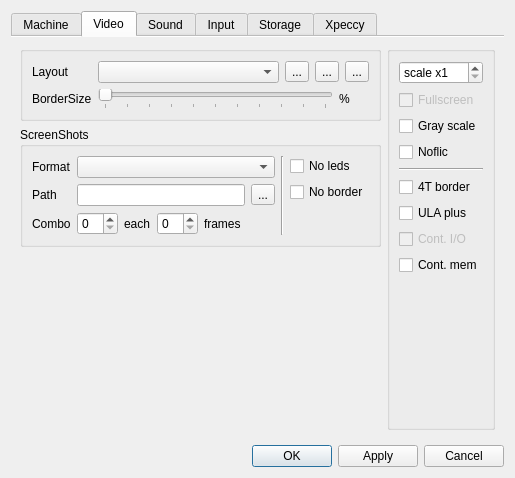
Before: the Qt Designer form ui/setupwin.ui in samstyle/Xpeccy, drawn with Qt 5.
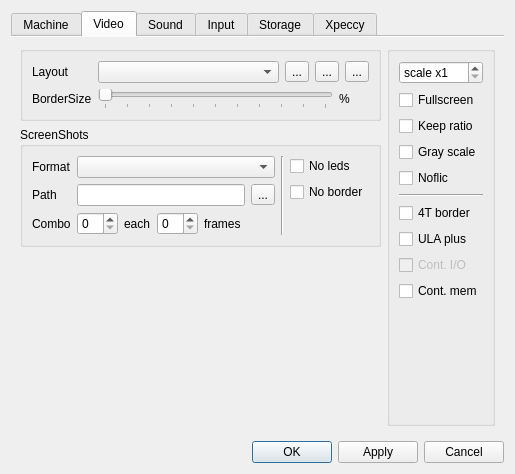
After: the same form once the commit is applied. The open tabs and pages were chosen to show the change. Icons and pictures are not drawn.

The edit to the form file:
```diff
--- a/ui/setupwin.ui
+++ b/ui/setupwin.ui
@@ -7,7 +7,7 @@
     <x>0</x>
     <y>0</y>
     <width>505</width>
-    <height>478</height>
+    <height>474</height>
    </rect>
   </property>
   <property name="sizePolicy">
@@ -623,15 +623,19 @@
              </widget>
             </item>
             <item>
-             <widget class="QCheckBox" name="fscchk">
-              <property name="enabled">
-               <bool>false</bool>
-              </property>
+             <widget class="QCheckBox" name="cbFullscreen">
               <property name="text">
                <string>Fullscreen</string>
               </property>
              </widget>
             </item>
+            <item>
+             <widget class="QCheckBox" name="cbKeepRatio">
+              <property name="text">
+               <string>Keep ratio</string>
+              </property>
+             </widget>
+            </item>
             <item>
              <widget class="QCheckBox" name="grayscale">
               <property name="text">
```
